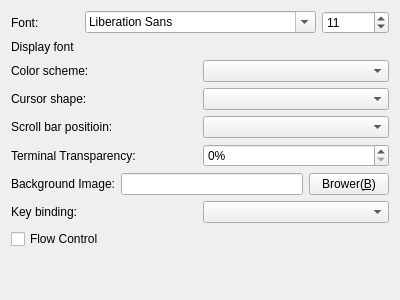
Old version of the form Viewer/Plugins/FrmTerminalAppearanceSettings.ui in the repository KangLin/RabbitRemoteControl.
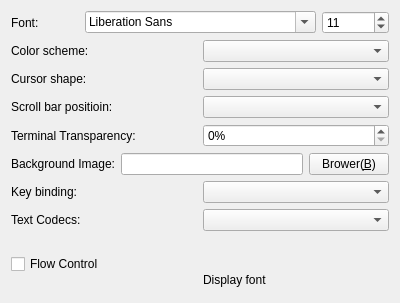
New version of the form.

Commit message: Terminal: add text codec

Diff of the .ui file:
```diff
--- a/Viewer/Plugins/FrmTerminalAppearanceSettings.ui
+++ b/Viewer/Plugins/FrmTerminalAppearanceSettings.ui
@@ -7,14 +7,14 @@
     <x>0</x>
     <y>0</y>
     <width>400</width>
-    <height>300</height>
+    <height>303</height>
    </rect>
   </property>
   <property name="windowTitle">
    <string>Set appearance</string>
   </property>
   <layout class="QGridLayout" name="gridLayout">
-   <item row="0" column="0">
+   <item row="0" column="0" colspan="2">
     <layout class="QHBoxLayout" name="horizontalLayout_6">
      <item>
       <widget class="QLabel" name="label_5">
@@ -38,14 +38,7 @@
      </item>
     </layout>
    </item>
-   <item row="1" column="0">
-    <widget class="QLabel" name="lbFont">
-     <property name="text">
-      <string>Display font</string>
-     </property>
-    </widget>
-   </item>
-   <item row="2" column="0">
+   <item row="1" column="0" colspan="2">
     <layout class="QHBoxLayout" name="horizontalLayout_5">
      <item>
       <widget class="QLabel" name="label_4">
@@ -59,7 +52,7 @@
      </item>
     </layout>
    </item>
-   <item row="3" column="0">
+   <item row="2" column="0" colspan="2">
     <layout class="QHBoxLayout" name="horizontalLayout_7">
      <item>
       <widget class="QLabel" name="label_6">
@@ -73,7 +66,7 @@
      </item>
     </layout>
    </item>
-   <item row="4" column="0">
+   <item row="3" column="0" colspan="2">
     <layout class="QHBoxLayout" name="horizontalLayout">
      <item>
       <widget class="QLabel" name="label">
@@ -87,7 +80,7 @@
      </item>
     </layout>
    </item>
-   <item row="5" column="0">
+   <item row="4" column="0" colspan="2">
     <layout class="QHBoxLayout" name="horizontalLayout_2">
      <item>
       <widget class="QLabel" name="label_2">
@@ -108,7 +101,7 @@
      </item>
     </layout>
    </item>
-   <item row="6" column="0">
+   <item row="5" column="0" colspan="2">
     <layout class="QHBoxLayout" name="horizontalLayout_3">
      <item>
       <widget class="QLabel" name="label_3">
@@ -129,7 +122,7 @@
      </item>
     </layout>
    </item>
-   <item row="7" column="0">
+   <item row="6" column="0" colspan="2">
     <layout class="QHBoxLayout" name="horizontalLayout_4">
      <item>
       <widget class="QLabel" name="label_7">
@@ -143,25 +136,33 @@
      </item>
     </layout>
    </item>
-   <item row="8" column="0">
+   <item row="7" column="0" colspan="2">
+    <layout class="QHBoxLayout" name="horizontalLayout_8">
+     <item>
+      <widget class="QLabel" name="label_8">
+       <property name="text">
+        <string>Text Codecs:</string>
+       </property>
+      </widget>
+     </item>
+     <item>
+      <widget class="QComboBox" name="cbTextCodecs"/>
+     </item>
+    </layout>
+   </item>
+   <item row="8" column="0" rowspan="2" colspan="2">
     <widget class="QCheckBox" name="cbFlowControl">
      <property name="text">
       <string>Flow Control</string>
      </property>
     </widget>
    </item>
-   <item row="9" column="0">
-    <spacer name="verticalSpacer">
-     <property name="orientation">
-      <enum>Qt::Vertical</enum>
+   <item row="9" column="1">
+    <widget class="QLabel" name="lbFont">
+     <property name="text">
+      <string>Display font</string>
      </property>
-     <property name="sizeHint" stdset="0">
-      <size>
-       <width>20</width>
-       <height>156</height>
-      </size>
-     </property>
-    </spacer>
+    </widget>
    </item>
   </layout>
  </widget>
```
The commit also changes 6 other files.
